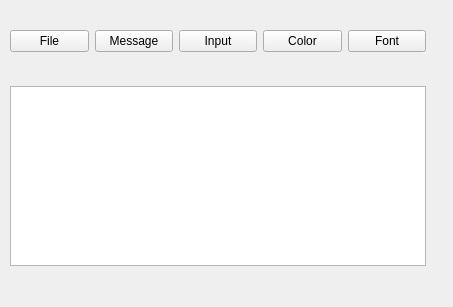
The window that 9_QLayout/widget.ui (mcleolee/QT_REPOSITORY) describes before a commit, drawn with Qt 5.
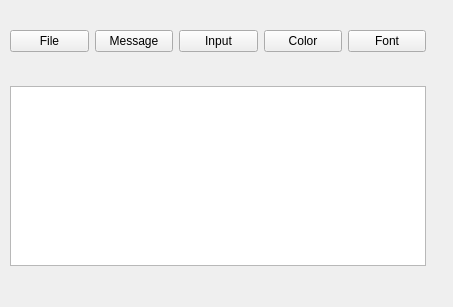
The same window after the commit.

Patch:
```diff
--- a/9_QLayout/widget.ui
+++ b/9_QLayout/widget.ui
@@ -39,19 +39,6 @@
         </property>
        </widget>
       </item>
-      <item>
-       <spacer name="horizontalSpacer_2">
-        <property name="orientation">
-         <enum>Qt::Horizontal</enum>
-        </property>
-        <property name="sizeHint" stdset="0">
-         <size>
-          <width>40</width>
-          <height>20</height>
-         </size>
-        </property>
-       </spacer>
-      </item>
       <item>
        <widget class="QPushButton" name="pushButton_4">
         <property name="text">
@@ -59,19 +46,6 @@
         </property>
        </widget>
       </item>
-      <item>
-       <spacer name="horizontalSpacer_3">
-        <property name="orientation">
-         <enum>Qt::Horizontal</enum>
-        </property>
-        <property name="sizeHint" stdset="0">
-         <size>
-          <width>40</width>
-          <height>20</height>
-         </size>
-        </property>
-       </spacer>
-      </item>
       <item>
        <widget class="QPushButton" name="pushButton_3">
         <property name="text">
```
